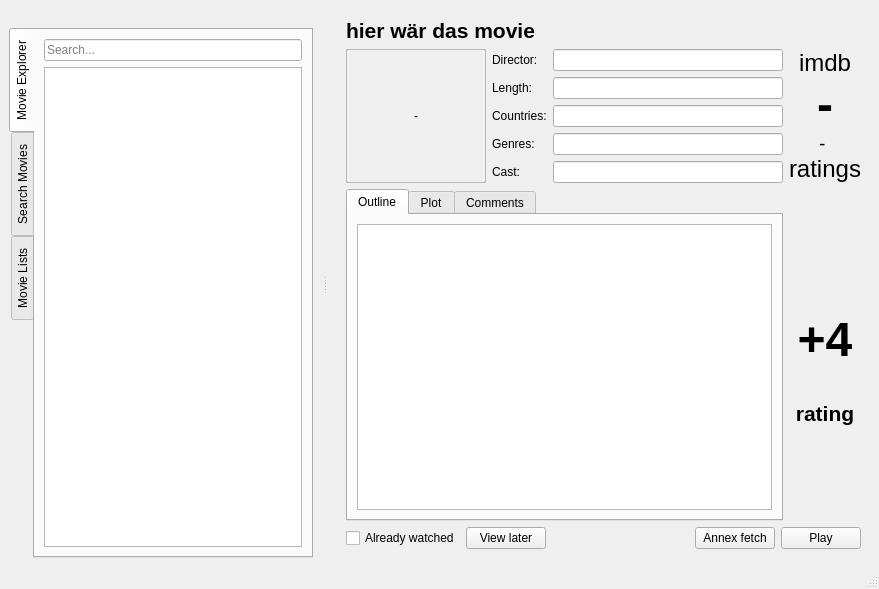
Qt form playground/qtgui.ui (bordstein/hamster) before a commit.
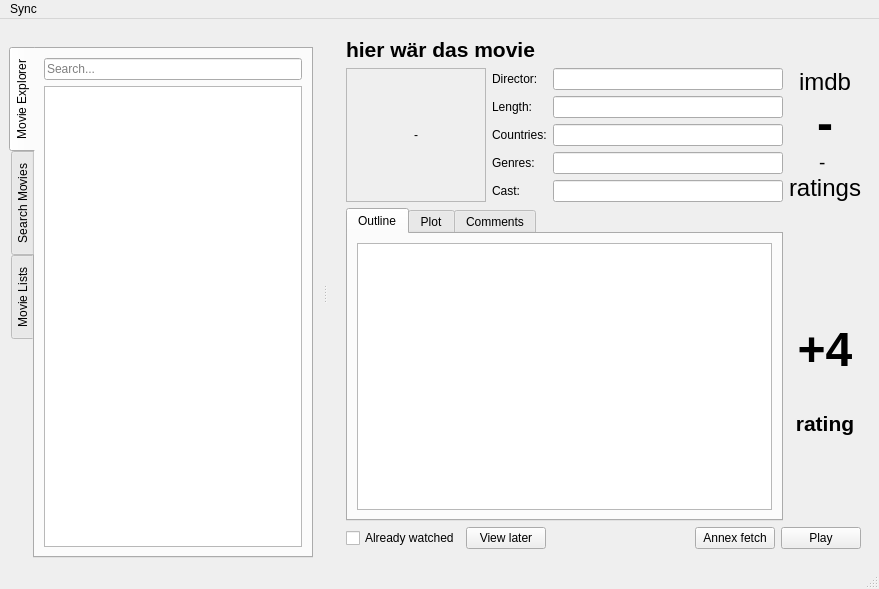
The same form after that commit. Icons and pictures are not drawn.

Commit message: added sync menu action

The edit to the form file:
```diff
--- a/playground/qtgui.ui
+++ b/playground/qtgui.ui
@@ -468,6 +468,13 @@
      <height>30</height>
     </rect>
    </property>
+   <widget class="QMenu" name="menuSync">
+    <property name="title">
+     <string>Sync</string>
+    </property>
+    <addaction name="action_sync_now"/>
+   </widget>
+   <addaction name="menuSync"/>
   </widget>
   <widget class="QStatusBar" name="statusbar"/>
   <widget class="QDockWidget" name="dockWidget">
```
Left out of the diff: 5 changed lines with no effect on the pictures.
